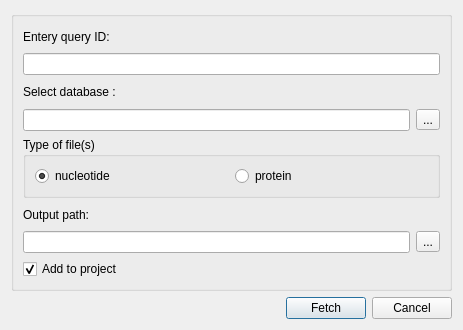
Above: src/plugins/external_tool_support/src/ui/BlastDBCmdDialog.ui from violethaze74/ugene before the change. Below: the same form after it.
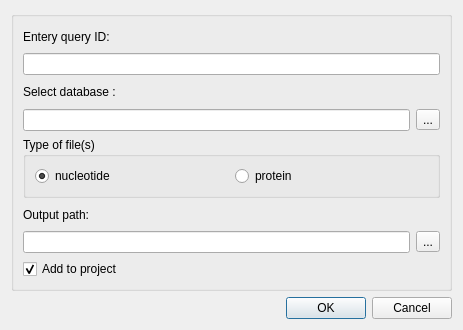
That is the form after the change.

Commit message: Help system for all dialogs, UI improvements for all dialogs.

```diff
--- a/src/plugins/external_tool_support/src/ui/BlastDBCmdDialog.ui
+++ b/src/plugins/external_tool_support/src/ui/BlastDBCmdDialog.ui
@@ -132,35 +132,11 @@
     </widget>
    </item>
    <item>
-    <layout class="QHBoxLayout" name="horizontalLayout_4">
-     <item>
-      <spacer name="horizontalSpacer">
-       <property name="orientation">
-        <enum>Qt::Horizontal</enum>
-       </property>
-       <property name="sizeHint" stdset="0">
-        <size>
-         <width>40</width>
-         <height>20</height>
-        </size>
-       </property>
-      </spacer>
-     </item>
-     <item>
-      <widget class="QPushButton" name="fetchButton">
-       <property name="text">
-        <string>Fetch</string>
-       </property>
-      </widget>
-     </item>
-     <item>
-      <widget class="QPushButton" name="cancelButton">
-       <property name="text">
-        <string>Cancel</string>
-       </property>
-      </widget>
-     </item>
-    </layout>
+    <widget class="QDialogButtonBox" name="buttonBox">
+     <property name="standardButtons">
+      <set>QDialogButtonBox::Cancel|QDialogButtonBox::Ok</set>
+     </property>
+    </widget>
    </item>
   </layout>
  </widget>
```
The commit also changes 309 other files.
